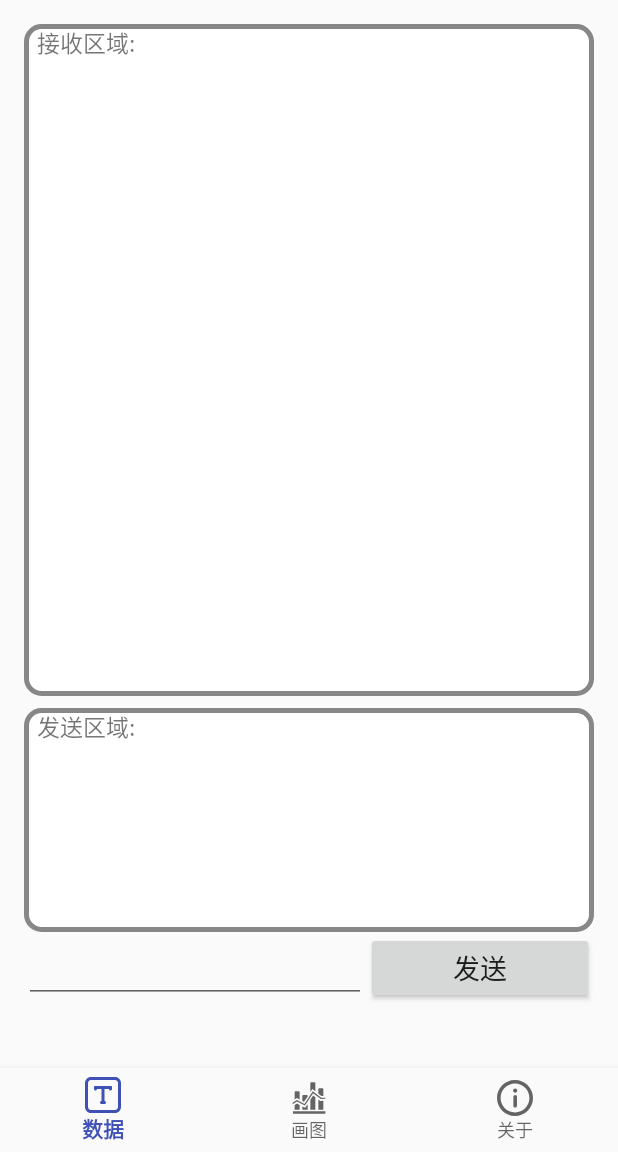
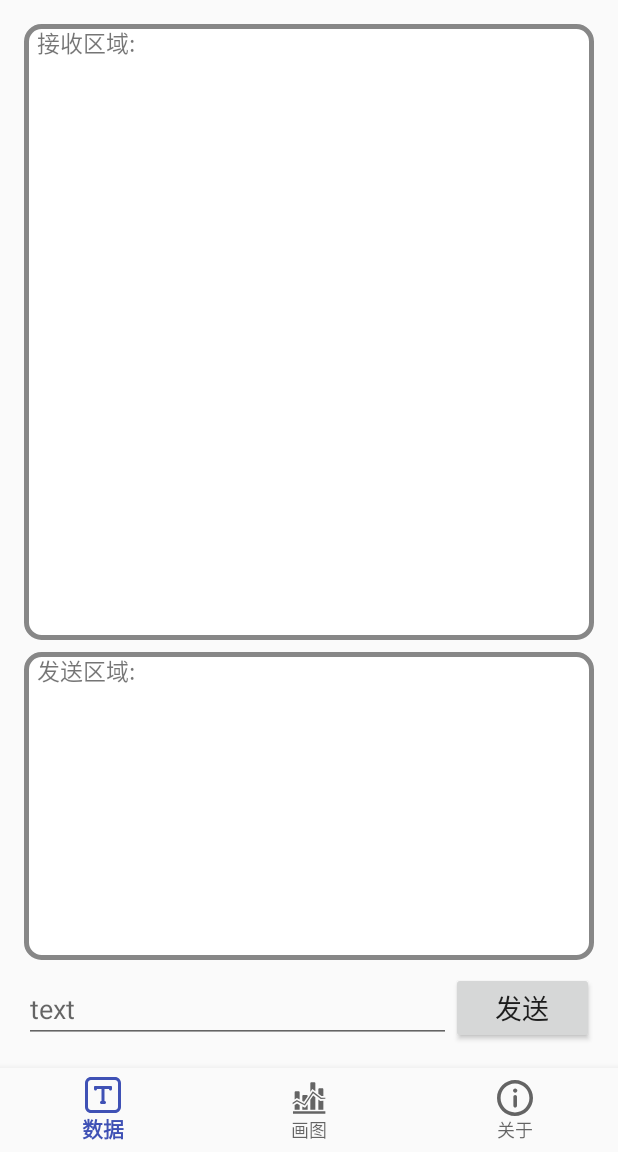
Before and after one commit to xkw168/Bluetooth-serial-assisstant, an Android app: the screen it shows after launch (MainActivity), on a phone screen of 412 x 824 dp, the part 84-1236 px from its top. Run offline under Robolectric (Android 15) with nearby library versions, the phone set to English and light mode, and no system bars; 2 statements that could not run were skipped.

```diff
--- a/app/src/main/java/com/example/xkw/bluetooth/TextFragment.java
+++ b/app/src/main/java/com/example/xkw/bluetooth/TextFragment.java
@@ -52,7 +52,7 @@ public class TextFragment extends Fragment {
         tvDataSend.setMovementMethod(ScrollingMovementMethod.getInstance());
         tvDataSend.setText(dataSend);
 
-        Button btSend = (Button) view.findViewById(R.id.btn_send_text);
+        Button btSend = (Button)view.findViewById(R.id.btn_send_text);
         btSend.setOnClickListener(new View.OnClickListener() {
             @Override
             public void onClick(View view) {
--- a/app/src/main/res/layout/fragment_text.xml
+++ b/app/src/main/res/layout/fragment_text.xml
@@ -1,4 +1,5 @@
-<LinearLayout xmlns:android="http://schemas.android.com/apk/res/android"
+<LinearLayout
+    xmlns:android="http://schemas.android.com/apk/res/android"
     xmlns:tools="http://schemas.android.com/tools"
     android:layout_width="match_parent"
     android:layout_height="match_parent"
@@ -9,10 +10,10 @@
         android:id="@+id/tv_data_rec_text"
         android:layout_width="match_parent"
         android:layout_height="0sp"
-        android:layout_marginBottom="8sp"
-        android:layout_marginEnd="8sp"
-        android:layout_marginStart="8sp"
-        android:layout_marginTop="8sp"
+        android:layout_marginBottom="@dimen/normal_margin_vertical"
+        android:layout_marginTop="@dimen/normal_margin_vertical"
+        android:layout_marginEnd="@dimen/normal_margin_horizontal"
+        android:layout_marginStart="@dimen/normal_margin_horizontal"
         android:layout_weight="4"
         android:scrollbarFadeDuration="200"
         android:scrollbarStyle="outsideOverlay"
@@ -20,20 +21,12 @@
         android:textSize="15sp"
         android:background="@drawable/tv_border"/>
 
-    <LinearLayout
-        android:id="@+id/ll_send_field_text"
-        android:layout_width="match_parent"
-        android:layout_height="0sp"
-        android:orientation="vertical"
-        android:layout_weight="2"
-        android:layout_marginEnd="8sp"
-        android:layout_marginStart="8sp"
-        android:layout_marginBottom="8sp">
-
     <TextView
         android:id="@+id/tv_data_send_text"
         android:layout_width="match_parent"
         android:layout_height="0sp"
+        android:layout_marginEnd="@dimen/normal_margin_horizontal"
+        android:layout_marginStart="@dimen/normal_margin_horizontal"
         android:layout_weight="2"
         android:textSize="15sp"
         android:scrollbarFadeDuration="200"
@@ -44,8 +37,11 @@
     <LinearLayout
         android:id="@+id/ll_send_text"
         android:layout_width="match_parent"
-            android:layout_height="0dp"
-            android:layout_weight="1"
+        android:layout_height="wrap_content"
+        android:layout_marginBottom="@dimen/normal_margin_vertical"
+        android:layout_marginTop="@dimen/normal_margin_vertical"
+        android:layout_marginEnd="@dimen/normal_margin_horizontal"
+        android:layout_marginStart="@dimen/normal_margin_horizontal"
         android:orientation="horizontal"
         android:focusable="true"
         android:focusableInTouchMode="true">
@@ -55,18 +51,17 @@
             android:layout_width="0dp"
             android:layout_height="wrap_content"
             android:layout_weight="3"
-                android:inputType="textPersonName"
-                android:focusable="true"/>
+            android:hint="@string/input_hint"
+            android:inputType="text"/>
 
         <Button
             android:id="@+id/btn_send_text"
             android:layout_width="0sp"
             android:layout_height="wrap_content"
-                android:layout_weight="2"
+            android:layout_weight="1"
             android:text="@string/send_data"
             android:textSize="18sp" />
 
     </LinearLayout>
-    </LinearLayout>
 
 </LinearLayout>
--- a/app/src/main/res/values/dimens.xml
+++ b/app/src/main/res/values/dimens.xml
@@ -2,4 +2,7 @@
     <!-- Default screen margins, per the Android Design guidelines. -->
     <dimen name="activity_horizontal_margin">16dp</dimen>
     <dimen name="activity_vertical_margin">16dp</dimen>
+
+    <dimen name="normal_margin_horizontal">8dp</dimen>
+    <dimen name="normal_margin_vertical">8dp</dimen>
 </resources>
--- a/app/src/main/res/values/strings.xml
+++ b/app/src/main/res/values/strings.xml
@@ -28,4 +28,5 @@
     <string name="ble_not_supported">本机不支持蓝牙</string>
     <string name="clear_rec_field">清空接收区</string>
     <string name="clear_send_field">清空发送区</string>
+    <string name="input_hint">text</string>
 </resources>
```
Also changed, not shown: app/src/main/java/com/example/xkw/bluetooth/MainActivity.java (+19 -20 lines), app/src/main/res/layout/fragment_draw.xml (+17 -22 lines). Lines whose indentation alone changed are shown as unchanged.
